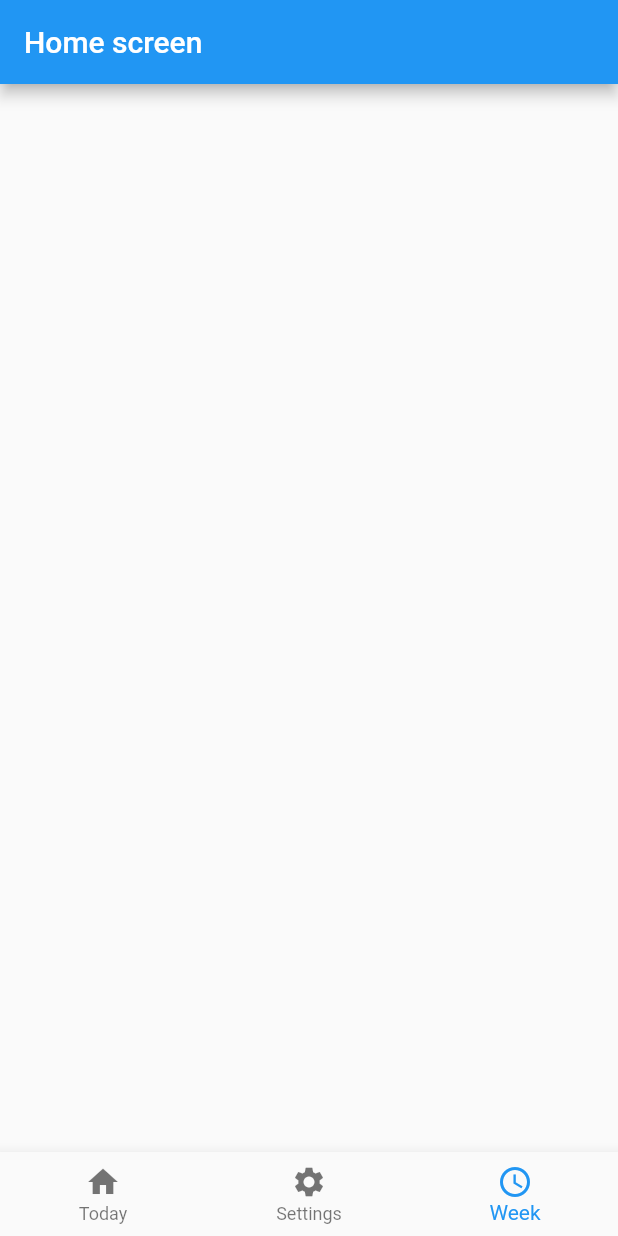
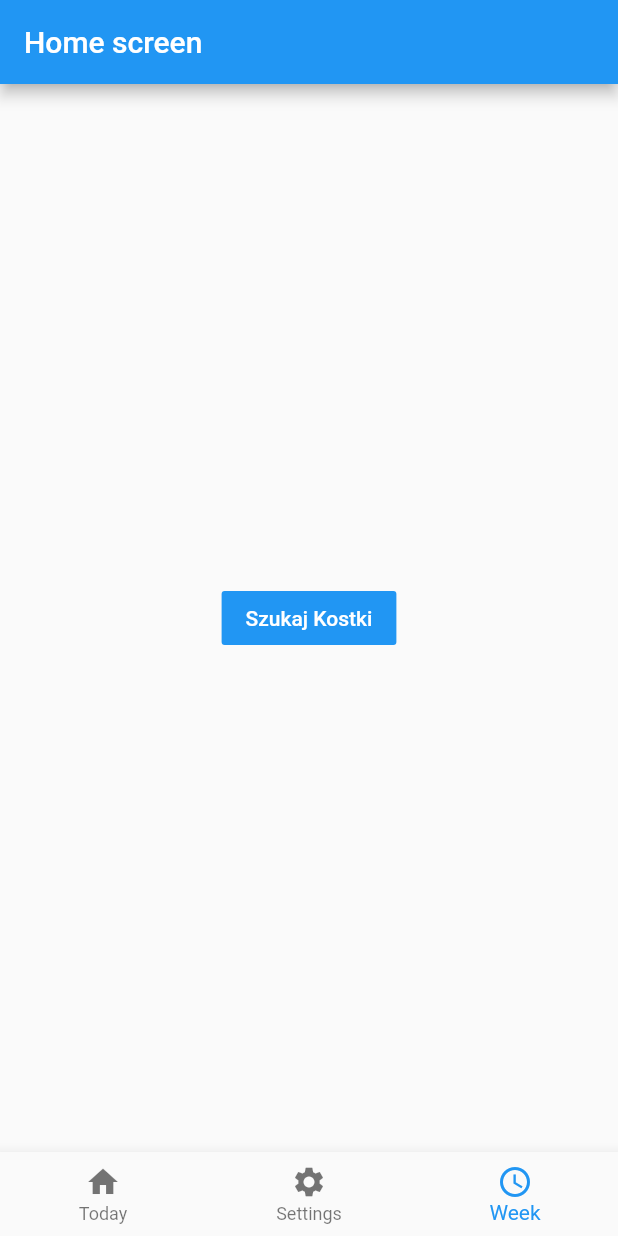
Before and after one commit to Schizobi/Kostka, a Flutter app: the screen it shows after launch, swiped to page 3, on a phone screen of 412 x 824 dp. Run offline on Flutter 3.47's test engine with Material 2 defaults, Android fonts, the phone set to English and light mode, and no system bars; our stand-ins replace flutter_blue.

Commit message:
added conection to ruuvi

```diff
--- a/lib/bluetoothService.dart
+++ b/lib/bluetoothService.dart
@@ -2,13 +2,17 @@ import 'package:flutter_blue/flutter_blue.dart';
 
 // w tych dwóch interfejsach powinno być udostępnione wszytsko co jest potrzebne aplikacji dotyczące bt
 
-abstract class BluetoothInterface{ // interfejs określający łączność bt
+abstract class BluetoothInterface {
+  // interfejs określający łączność bt
   List<BluetoothDeviceInterface> get devices;
+  BluetoothDeviceInterface? connectedDevice;
   void startScan();
   void stopScan();
+  void connect(var device);
 }
 
-abstract class BluetoothDeviceInterface{ // interfejs definiujący urządzenie bt, trochę na wyrost
+abstract class BluetoothDeviceInterface {
+  // interfejs definiujący urządzenie bt, trochę na wyrost
   String get name;
   String get id;
 }
@@ -18,15 +22,19 @@ abstract class BluetoothDeviceInterface{ // interfejs definiujący urządzenie b
 // a np. dla testów można zrobić klasy które mockują działanie bt
 //
 
-class BluetoothService implements BluetoothInterface{ // implementacja za pomocą biblioteki flutter_blue
+class BluetoothService implements BluetoothInterface {
+  // implementacja za pomocą biblioteki flutter_blue
   final FlutterBlue _flutterBlue = FlutterBlue.instance;
   final List<FlutterBlueDevice> _devicesList = <FlutterBlueDevice>[];
-
+  BluetoothDeviceInterface? connectedDevice;
   _addDeviceToList(final BluetoothDevice device) {
     if (!_devicesList.contains(device)) {
-        _devicesList.add(FlutterBlueDevice(device));
+      _devicesList.add(FlutterBlueDevice(device));
     }
   }
+
+  void connect(var device) async => await device.connect();
+
   @override
   void startScan() {
     _flutterBlue.connectedDevices
@@ -38,11 +46,15 @@ class BluetoothService implements BluetoothInterface{ // implementacja za pomoc
     });
     _flutterBlue.scanResults.listen((List<ScanResult> results) {
       for (ScanResult result in results) {
-        _addDeviceToList(result.device);
+        if (result.device.name.split(' ')[0].toLowerCase() == 'ruuvitag') {
+          _addDeviceToList(result.device);
+          stopScan();
+        }
       }
     });
     _flutterBlue.startScan();
   }
+
   @override
   void stopScan() {
     _flutterBlue.stopScan();
@@ -50,13 +62,12 @@ class BluetoothService implements BluetoothInterface{ // implementacja za pomoc
 
   @override
   List<BluetoothDeviceInterface> get devices => _devicesList;
+}
 
-}
-class FlutterBlueDevice implements BluetoothDeviceInterface{
+class FlutterBlueDevice implements BluetoothDeviceInterface {
   final BluetoothDevice _device;
 
   FlutterBlueDevice(this._device);
-
 
   @override
   String get id => _device.id.toString();
--- a/lib/screens/settings.dart
+++ b/lib/screens/settings.dart
@@ -3,8 +3,8 @@ import 'package:flutter/material.dart';
 import '../bluetoothService.dart';
 
 class Settings extends StatefulWidget {
-
-  final BluetoothInterface bt; // tu w tym miejscu widok ma zupełnie wywalone co implementuje komunikację bt,
+  final BluetoothInterface
+      bt; // tu w tym miejscu widok ma zupełnie wywalone co implementuje komunikację bt,
 
   Settings(this.bt);
 
@@ -12,49 +12,96 @@ class Settings extends StatefulWidget {
   _SettingsState createState() => _SettingsState();
 }
 
-
 class _SettingsState extends State<Settings> {
 
-  ListView _buildListViewOfDevices() {
-    List<Container> containers = <Container>[];
-    for (var device in widget.bt.devices) {
-      containers.add(
-        Container(
-          height: 50,
-          child: Row(
+  IconData icon = Icons.cancel_presentation;
+
+
+  Widget connect() {
+    return       Container(
+      height: 90,
+      child: Column(
         children: <Widget>[
           Expanded(
             child: Column(
               children: <Widget>[
-                    Text(device.name == '' ? '(unknown device)' : device.name),
-                    Text(device.id),
+                Text(widget.bt.devices[0].name),
+                Text(widget.bt.devices[0].id.toString()),
               ],
             ),
           ),
+
+          Row(
+            children: [
+              Padding(
+                padding: const EdgeInsets.only(left: 160.0),
+                child: FlatButton(
+                  color: Colors.blue,
+                  child: Text(
+                    'Connect',
+                    style: TextStyle(color: Colors.white),
+                  ),
+                  onPressed: () async {
+
+                    for (var device in widget.bt.devices) {
+                      widget.bt.stopScan();
+                      try {
+                        widget.bt.connect(device);
+                      } catch (e) {
+                        if (e != 'already_connected') {
+                          throw e;
+                        }
+                      }
+                      setState(() {
+                        widget.bt.connectedDevice = device;
+                        icon = Icons.check;
+                      });
+                    }
+                  },
+                ),
+              ),
+              Padding(
+                padding: const EdgeInsets.only(left: 20.0),
+                child: Icon(icon),
+              ),
+
             ],
           ),
+        ],
       ),
     );
   }
 
-    return ListView(
-      padding: const EdgeInsets.all(8),
-      children: <Widget>[
-        ...containers,
-      ],
+  Widget search() {
+    return Container(
+      child: FlatButton(
+        color: Colors.blue,
+        child: Text(
+          'Szukaj Kostki',
+          style: TextStyle(color: Colors.white),
+        ),
+        onPressed: () async {
+          widget.bt.startScan();
+          connect();
+        },
+      ),
     );
   }
 
-
-  ListView _buildView() {
-    return _buildListViewOfDevices();
+  Widget _buildView() {
+    if (widget.bt.devices.length != 0) {
+      return  connect();
+    } else {
+      return search();
+    }
   }
 
   @override
   void initState() {
     super.initState();
-    widget.bt.startScan();
+    print(widget.bt.devices.length);
   }
+
   @override
   void dispose() {
     super.dispose();
--- a/pubspec.yaml
+++ b/pubspec.yaml
@@ -26,6 +26,7 @@ dependencies:
   intl: ^0.17.0
   flutter_blue: ^0.8.0
   provider: ^5.0.0
+  flutter_spinkit: ^4.1.2+1
 
 
   # The following adds the Cupertino Icons font to your application.
```
Also changed, not shown: pubspec.lock. Lines whose indentation alone changed are shown as unchanged.
